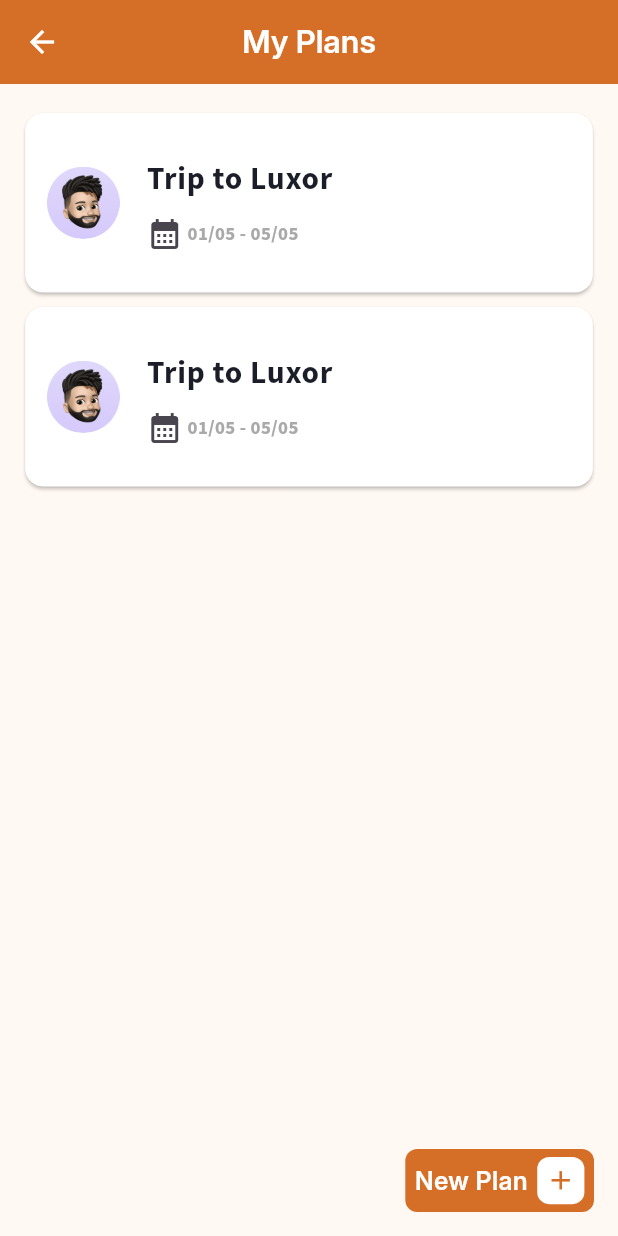
After one commit to wael-saif23/travel_app, a Flutter app: the AddPlansView screen opened by its route, on a phone screen of 412 x 824 dp. The commit adds this screen. Run offline on Flutter 3.47's test engine with Material 3 defaults, Android fonts, the phone set to English and light mode, and no system bars; our stand-ins replace bloc, cached_network_image, dio, firebase_messaging, flutter_bloc, flutter_cache_manager and 12 more; missing offline and left inert: dio_http_formatter; accounts and stored records are empty; project files that could hold a hidden picture were left out.

Commit message:
** finish add plans UI view **
- * create plans model
- * build add plans view UI
- * create custom simple app bar to use in all app
- * build add plans view body widget
- * create floating new plan button widget
- * create custom trip plan widget
- * add floating action button property in scaffold pattern widget

```diff
--- a/assets/lang/en.json
+++ b/assets/lang/en.json
@@ -35,9 +35,11 @@
   "Travel_Blog" : "Travel Blog",
   "Travel_Packages" : "Travel Packages",
   "Shopping" : "Shopping",
-
   "Contact_Us" : "Contact Us",
   "About_Us" : "About Us",
-  "Offers" : "Offers"
+  "Offers" : "Offers",
+  "My_Plans" : "My Plans",
+  "New_Plan" : "New Plan",
+  "Trip to " : "Trip to "
 
 }
--- /dev/null
+++ b/lib/data/model/plans_model.dart
@@ -0,0 +1,13 @@
+class PlansModel {
+  final String tripName;
+  final String? profileImage;
+  final String startingDate;
+  final String endingDate;
+
+   const PlansModel({
+    required this.tripName,
+     this.profileImage,
+    required this.startingDate,
+    required this.endingDate,
+  });
+}
--- a/lib/features/bottom_nav/pages/add_plans/views/add_plans_view.dart
+++ b/lib/features/bottom_nav/pages/add_plans/views/add_plans_view.dart
@@ -1,4 +1,12 @@
 import 'package:flutter/material.dart';
+import 'package:flutter_screenutil/flutter_screenutil.dart';
+import 'package:travel_app/core/extension/context_extensions.dart';
+import 'package:travel_app/core/extension/sizedbox_extention.dart';
+import 'package:travel_app/core/utils/app_text_styles.dart';
+import 'package:travel_app/helper/functions/custom_simple_appbar.dart';
+import 'package:travel_app/res/colors.dart';
+import 'package:travel_app/widgets/buttom_nav/add_plans/add_plans_view_body.dart';
+import 'package:travel_app/widgets/buttom_nav/add_plans/floating_new_plan_button.dart';
 import 'package:travel_app/widgets/customs/scaffold_pattern.dart';
 
 class AddPlansView extends StatelessWidget {
@@ -7,9 +15,14 @@ class AddPlansView extends StatelessWidget {
   @override
   Widget build(BuildContext context) {
     return ScaffoldPattern(
-      child: Center(
-
-        child: Text('Add Plans view'),
+      backgroundColor: KAppColors.secondScafoldColor,
+      appBar: customSimpleAppbar(context: context, title: 'My_Plans'),
+      floatingActionButton: FloatingNewPlanButton(
+        onButtonTap: () {},
+      ),
+      child: Padding(
+        padding: EdgeInsets.symmetric(horizontal: 16.w, vertical: 20.h),
+        child: AddPlansViewBody(),
       ),
     );
   }
--- /dev/null
+++ b/lib/helper/functions/custom_simple_appbar.dart
@@ -0,0 +1,21 @@
+  import 'package:flutter/material.dart';
+import 'package:travel_app/core/extension/context_extensions.dart';
+import 'package:travel_app/core/utils/app_text_styles.dart';
+import 'package:travel_app/res/colors.dart';
+
+AppBar customSimpleAppbar({required BuildContext context, required String title , VoidCallback? onleadingButtonTap}) {
+    return AppBar(
+        backgroundColor: KAppColors.primaryColor,
+        leading: IconButton(
+          onPressed: onleadingButtonTap?? ()=>context.pop,
+          icon: Icon(Icons.arrow_back_sharp, color: KAppColors.white),
+        ),
+        centerTitle: true,
+        title: Text(
+          context.translate(title),
+          style: KAppTextStyle.interSemiBold20.copyWith(
+            color: KAppColors.white,
+          ),
+        ),
+      );
+  }
--- a/lib/res/colors.dart
+++ b/lib/res/colors.dart
@@ -9,6 +9,7 @@ class KAppColors {
   static const blackColor = Color(0xff101010);
   static const hintColor = Color(0xFFD2D2D2);
   static const white = Color(0xffffffff);
+  static const secondScafoldColor = Color(0xFFFFF8F3);
   static const color_9E9E9E = Color(0xFF9E9E9E);
   static const color_C3ACD0 = Color(0xFFC3ACD0);
   static const kGray = Color(0xffA9A9A9);
--- /dev/null
+++ b/lib/widgets/buttom_nav/add_plans/add_plans_view_body.dart
@@ -0,0 +1,25 @@
+import 'package:flutter/material.dart';
+import 'package:travel_app/data/model/plans_model.dart';
+import 'package:travel_app/widgets/customs/custom_trip_plan_widget.dart';
+
+class AddPlansViewBody extends StatelessWidget {
+  const AddPlansViewBody({super.key});
+  final List<PlansModel> plansList = const [
+    PlansModel(tripName: 'Luxor', startingDate: "01/05", endingDate: "05/05"),
+    PlansModel(tripName: 'Luxor', startingDate: "01/05", endingDate: "05/05"),
+  ];
+  @override
+  Widget build(BuildContext context) {
+    return ListView.builder(
+      itemCount: plansList.length,
+      itemBuilder: (BuildContext context, int index) {
+        return CustomTripPlanWidget(
+          onTap: () {},
+          tripName: plansList[index].tripName,
+          startingDate: plansList[index].startingDate,
+          endingDate: plansList[index].endingDate,
+        );
+      },
+    );
+  }
+}
--- /dev/null
+++ b/lib/widgets/buttom_nav/add_plans/floating_new_plan_button.dart
@@ -0,0 +1,53 @@
+import 'package:flutter/material.dart';
+import 'package:flutter_screenutil/flutter_screenutil.dart';
+import 'package:travel_app/core/extension/context_extensions.dart';
+import 'package:travel_app/core/extension/sizedbox_extention.dart';
+import 'package:travel_app/core/utils/app_text_styles.dart';
+import 'package:travel_app/res/colors.dart';
+
+class FloatingNewPlanButton extends StatelessWidget {
+  const FloatingNewPlanButton({
+    super.key,
+    this.onButtonTap,
+  });
+  final VoidCallback? onButtonTap;
+  @override
+  Widget build(BuildContext context) {
+    return InkWell(
+      onTap: onButtonTap,
+      child: Container(
+        width: 120.w,
+        height: 40.w,
+        decoration: BoxDecoration(
+          color: KAppColors.primaryColor,
+          borderRadius: BorderRadius.circular(8),
+        ),
+        child: Row(
+          mainAxisAlignment: MainAxisAlignment.center,
+          children: [
+            Text(
+              context.translate("New_Plan"),
+              style: KAppTextStyle.interSemiBold16.copyWith(
+                color: KAppColors.white,
+              ),
+            ),
+            6.sW,
+            Container(
+              width: 30.w,
+              height: 30.w,
+              decoration: BoxDecoration(
+                color: KAppColors.white,
+                borderRadius: BorderRadius.circular(8),
+              ),
+              child: Icon(
+                Icons.add,
+                color: KAppColors.primaryColor,
+                size: 20.sp,
+              ),
+            ),
+          ],
+        ),
+      ),
+    );
+  }
+}
--- /dev/null
+++ b/lib/widgets/customs/custom_trip_plan_widget.dart
@@ -0,0 +1,78 @@
+import 'package:flutter/material.dart';
+import 'package:flutter_screenutil/flutter_screenutil.dart';
+import 'package:travel_app/core/extension/context_extensions.dart';
+import 'package:travel_app/core/extension/sizedbox_extention.dart';
+import 'package:travel_app/core/utils/app_text_styles.dart';
+import 'package:travel_app/res/assets.dart';
+import 'package:travel_app/res/colors.dart';
+
+class CustomTripPlanWidget extends StatelessWidget {
+  const CustomTripPlanWidget({
+    super.key,
+    required this.tripName,
+    this.profileImage,
+    required this.startingDate,
+    required this.endingDate,
+    this.onTap,
+  });
+  final String tripName;
+  final String? profileImage;
+  final String startingDate;
+  final String endingDate;
+  final VoidCallback? onTap;
+  @override
+  Widget build(BuildContext context) {
+    return InkWell(
+      onTap: () {},
+      child: Card(
+        color: KAppColors.white,
+        margin: EdgeInsets.only(bottom: 10.h),
+        child: ListTile(
+          contentPadding: EdgeInsets.symmetric(
+            horizontal: 12.w,
+            vertical: 20.h,
+          ),
+          leading: ClipOval(
+            child: Image.asset(
+              profileImage ?? KAppPngs.userExImage,
+              width: 50.w,
+              height: 50.h,
+            ),
+          ),
+          title: Padding(
+            padding: const EdgeInsets.only(bottom: 10.0),
+            child: Text(
+              "${context.translate("Trip to ")}Luxor",
+              style: KAppTextStyle.sourceSansProBold24.copyWith(
+                fontSize: 21,
+                color: KAppColors.blacPrimaryColor,
+              ),
+            ),
+          ),
+          subtitle: Row(children: [
+            Icon(Icons.calendar_month),
+            3.sW,
+            Text(
+              startingDate,
+              style: KAppTextStyle.sourceSansProBold12.copyWith(
+                color: KAppColors.kGray,
+              ),
+            ),
+            Text(
+              ' - ',
+              style: KAppTextStyle.sourceSansProBold12.copyWith(
+                color: KAppColors.kGray,
+              ),
+            ),
+            Text(
+              endingDate,
+              style: KAppTextStyle.sourceSansProBold12.copyWith(
+                color: KAppColors.kGray,
+              ),
+            )
+          ]),
+        ),
+      ),
+    );
+  }
+}
--- a/lib/widgets/customs/scaffold_pattern.dart
+++ b/lib/widgets/customs/scaffold_pattern.dart
@@ -14,7 +14,7 @@ class ScaffoldPattern extends StatelessWidget {
     this.backPatternPath = KAppPngs.defaultBG,
     this.backgroundColor = Colors.transparent,
     this.appBarBackgroundColor = Colors.white,
-    this.statusBarIsLight = true, this.bottomNavigationBar, this.appBar,
+    this.statusBarIsLight = true, this.bottomNavigationBar, this.appBar, this.floatingActionButton,
   });
 
   final Widget child;
@@ -25,6 +25,7 @@ class ScaffoldPattern extends StatelessWidget {
   final bool statusBarIsLight;
   final Widget? bottomNavigationBar;
   final PreferredSizeWidget? appBar;
+  final Widget? floatingActionButton;
 
   @override
   Widget build(BuildContext context) {
@@ -43,6 +44,7 @@ class ScaffoldPattern extends StatelessWidget {
           ),
         ),
         child: Scaffold(
+          floatingActionButton: floatingActionButton,
           backgroundColor: backgroundColor,
           appBar:appBar ?? ZeroHeightAppBar(color: appBarBackgroundColor, statusBarIsLight: statusBarIsLight),
           body: Stack(
```
Also changed, not shown: lib/main.dart (+8 -0 lines).
